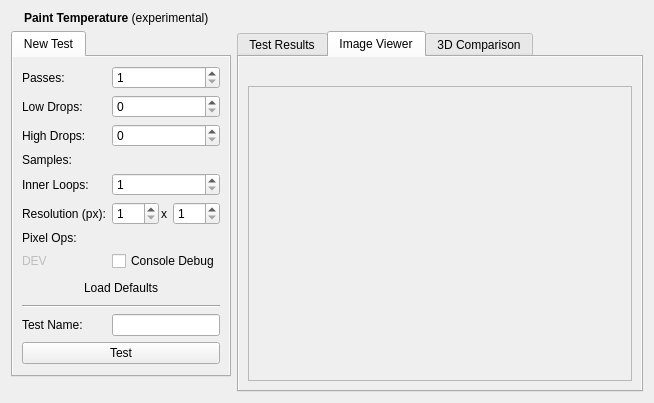
enricoros/k-qt-creator-inspector, file src/plugins/inspector/nokiaqtframework/painting/temperaturepanel.ui: the form before one commit.
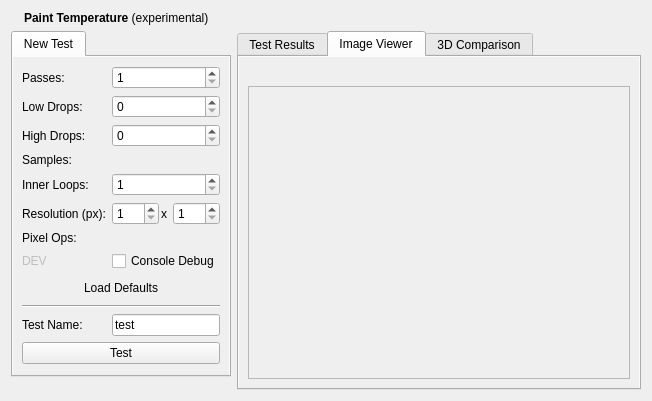
The form after the commit. The open tabs and pages were chosen to show the change. Icons and pictures are not drawn.

```diff
--- a/src/plugins/inspector/nokiaqtframework/painting/temperaturepanel.ui
+++ b/src/plugins/inspector/nokiaqtframework/painting/temperaturepanel.ui
@@ -7,8 +7,8 @@
    <rect>
     <x>0</x>
     <y>0</y>
-    <width>654</width>
-    <height>403</height>
+    <width>652</width>
+    <height>401</height>
    </rect>
   </property>
   <layout class="QGridLayout" name="gridLayout">
@@ -214,7 +214,11 @@
         </widget>
        </item>
        <item row="10" column="1">
-        <widget class="QLineEdit" name="testNameLabel"/>
+        <widget class="QLineEdit" name="testNameLabel">
+         <property name="text">
+          <string notr="true">test</string>
+         </property>
+        </widget>
        </item>
        <item row="11" column="0" colspan="2">
         <widget class="QPushButton" name="runButton">
@@ -386,8 +390,8 @@
            <rect>
             <x>0</x>
             <y>0</y>
-            <width>94</width>
-            <height>24</height>
+            <width>387</width>
+            <height>303</height>
            </rect>
           </property>
          </widget>
```
Left out of the diff: 6 changed lines with no effect on the pictures.
